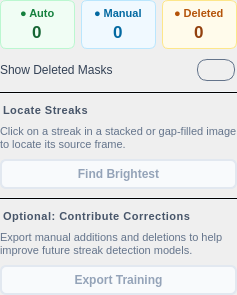
gkyle/startrails, file src/startrails/ui/step_review_detections.ui: the form before one commit.
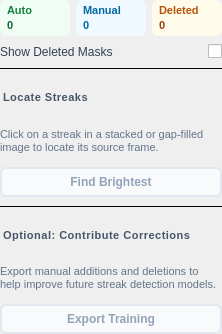
The form after the commit. Icons and pictures are not drawn.

```diff
--- a/src/startrails/ui/step_review_detections.ui
+++ b/src/startrails/ui/step_review_detections.ui
@@ -2,94 +2,13 @@
 <ui version="4.0">
  <class>ReviewSettings</class>
  <widget class="QWidget" name="reviewSettings">
-  <property name="styleSheet">
-   <string notr="true">QLabel#contributeHeading, QLabel#findBrightestHeading {
-    font-size: 11px;
-    font-weight: 600;
-    color: #475569;
-    text-transform: uppercase;
-    letter-spacing: 0.5px;
-    margin-top: 2px;
-}
-QLabel#contributeHint, QLabel#findBrightestHint {
-    font-size: 11px;
-    color: #64748b;
-    line-height: 1.3;
-}
-QFrame#statAuto {
-    background-color: #f0fdf4;
-    border: 1px solid #bbf7d0;
-    border-radius: 6px;
-}
-QFrame#statManual {
-    background-color: #f0f9ff;
-    border: 1px solid #bae6fd;
-    border-radius: 6px;
-}
-QFrame#statDeleted {
-    background-color: #fffbeb;
-    border: 1px solid #fde68a;
-    border-radius: 6px;
-}
-QLabel#statAutoTitle {
-    font-size: 11px;
-    font-weight: 600;
-    color: #15803d;
-}
-QLabel#statManualTitle {
-    font-size: 11px;
-    font-weight: 600;
-    color: #0369a1;
-}
-QLabel#statDeletedTitle {
-    font-size: 11px;
-    font-weight: 600;
-    color: #b45309;
-}
-QLabel#statAutoNum {
-    font-size: 17px;
-    font-weight: bold;
-    color: #166534;
-}
-QLabel#statManualNum {
-    font-size: 17px;
-    font-weight: bold;
-    color: #0369a1;
-}
-QLabel#statDeletedNum {
-    font-size: 17px;
-    font-weight: bold;
-    color: #92400e;
-}
-QPushButton#training, QPushButton#findBrightest {
-    background-color: #ffffff;
-    color: #1e293b;
-    border: 2px solid #cbd5e1;
-    border-radius: 6px;
-    padding: 6px 12px;
-    font-weight: 500;
-    font-size: 12px;
-}
-QPushButton#training:hover, QPushButton#findBrightest:hover {
-    background-color: #f1f5f9;
-    border-color: #94a3b8;
-}
-QPushButton#findBrightest:checked {
-    background-color: #e0f2fe;
-    color: #0369a1;
-    border-color: #0369a1;
-    font-weight: 600;
-}
-QPushButton#training:disabled, QPushButton#findBrightest:disabled {
-    background-color: #f8fafc;
-    color: #94a3b8;
-    border-color: #e2e8f0;
-}
-QFrame#sep1, QFrame#sepFindBrightest {
-    background-color: #f1f5f9;
-    max-height: 1px;
-}
-QPushButton#training:focus:enabled, QPushButton#findBrightest:focus:enabled { border-color: #0f172a; }</string>
+  <property name="geometry">
+   <rect>
+    <x>0</x>
+    <y>0</y>
+    <width>222</width>
+    <height>334</height>
+   </rect>
   </property>
   <layout class="QVBoxLayout" name="layout">
    <property name="spacing">
@@ -114,31 +33,54 @@
      </property>
      <item>
       <widget class="QFrame" name="statAuto">
+       <property name="styleSheet">
+        <string notr="true">background-color: #f0fdf4;
+border-radius: 6px;
+padding: 1px;
+
+</string>
+       </property>
        <layout class="QVBoxLayout" name="statAutoLayout">
         <property name="spacing">
-         <number>2</number>
+         <number>0</number>
         </property>
         <property name="leftMargin">
-         <number>6</number>
+         <number>2</number>
         </property>
         <property name="topMargin">
-         <number>6</number>
+         <number>2</number>
         </property>
         <property name="rightMargin">
-         <number>6</number>
+         <number>2</number>
         </property>
         <property name="bottomMargin">
-         <number>6</number>
+         <number>2</number>
         </property>
-        <item alignment="Qt::AlignCenter">
+        <item>
          <widget class="QLabel" name="statAutoTitle">
+          <property name="styleSheet">
+           <string notr="true">font-size: 11px;
+font-weight: 600;
+color: #15803d;</string>
+          </property>
           <property name="text">
-           <string>● Auto</string>
+           <string>Auto</string>
           </property>
          </widget>
         </item>
-        <item alignment="Qt::AlignCenter">
+        <item>
          <widget class="QLabel" name="statAutoNum">
+          <property name="font">
+           <font>
+            <pointsize>-1</pointsize>
+            <bold>true</bold>
+           </font>
+          </property>
+          <property name="styleSheet">
+           <string notr="true">font-size: 11px;
+font-weight: bold;
+color: #166534;</string>
+          </property>
           <property name="text">
            <string>0</string>
           </property>
@@ -149,31 +91,46 @@
      </item>
      <item>
       <widget class="QFrame" name="statManual">
+       <property name="styleSheet">
+        <string notr="true">background-color: #f0f9ff;
+border-radius: 6px;
+padding: 1px;</string>
+       </property>
        <layout class="QVBoxLayout" name="statManualLayout">
         <property name="spacing">
-         <number>2</number>
+         <number>0</number>
         </property>
         <property name="leftMargin">
-         <number>6</number>
+         <number>2</number>
         </property>
         <property name="topMargin">
-         <number>6</number>
+         <number>2</number>
         </property>
         <property name="rightMargin">
-         <number>6</number>
+         <number>2</number>
         </property>
         <property name="bottomMargin">
-         <number>6</number>
+         <number>2</number>
         </property>
-        <item alignment="Qt::AlignCenter">
+        <item>
          <widget class="QLabel" name="statManualTitle">
+          <property name="styleSheet">
+           <string notr="true">font-size: 11px;
+font-weight: 600;
+color: #0369a1;</string>
+          </property>
           <property name="text">
-           <string>● Manual</string>
+           <string>Manual</string>
           </property>
          </widget>
         </item>
-        <item alignment="Qt::AlignCenter">
+        <item>
          <widget class="QLabel" name="statManualNum">
+          <property name="styleSheet">
+           <string notr="true">font-size: 11px;
+font-weight: bold;
+color: #0369a1;</string>
+          </property>
           <property name="text">
            <string>0</string>
           </property>
@@ -184,31 +141,46 @@
      </item>
      <item>
       <widget class="QFrame" name="statDeleted">
+       <property name="styleSheet">
+        <string notr="true">background-color: #fffbeb;
+border-radius: 6px;
+padding: 1px;</string>
+       </property>
        <layout class="QVBoxLayout" name="statDeletedLayout">
         <property name="spacing">
-         <number>2</number>
+         <number>0</number>
         </property>
         <property name="leftMargin">
-         <number>6</number>
+         <number>2</number>
         </property>
         <property name="topMargin">
-         <number>6</number>
+         <number>2</number>
         </property>
         <property name="rightMargin">
-         <number>6</number>
+         <number>2</number>
         </property>
         <property name="bottomMargin">
-         <number>6</number>
+         <number>2</number>
         </property>
-        <item alignment="Qt::AlignCenter">
+        <item>
          <widget class="QLabel" name="statDeletedTitle">
+          <property name="styleSheet">
+           <string notr="true">font-size: 11px;
+font-weight: 600;
+color: #b45309;</string>
+          </property>
           <property name="text">
-           <string>● Deleted</string>
+           <string>Deleted</string>
           </property>
          </widget>
         </item>
-        <item alignment="Qt::AlignCenter">
+        <item>
          <widget class="QLabel" name="statDeletedNum">
+          <property name="styleSheet">
+           <string notr="true">font-size: 11px;
+font-weight: bold;
+color: #92400e;</string>
+          </property>
           <property name="text">
            <string>0</string>
           </property>
@@ -239,18 +211,6 @@
        <property name="cursor">
         <cursorShape>PointingHandCursor</cursorShape>
        </property>
-       <property name="styleSheet">
-        <string notr="true">QCheckBox#showDeletedMasks { spacing: 0px;
-    border: 2px solid transparent;
-}
-      QCheckBox#showDeletedMasks::indicator { width: 36px; height: 20px;  border: 1px solid #64748b; border-radius: 10px; }
-      QCheckBox#showDeletedMasks::indicator:unchecked { image: url(:/startrails/ui/switch_off.png); }
-      QCheckBox#showDeletedMasks::indicator:checked { image: url(:/startrails/ui/switch_on.png); }
-QCheckBox#showDeletedMasks:focus:enabled { border-color: #0f172a; }</string>
-       </property>
-       <property name="text">
-        <string />
-       </property>
        <property name="accessibleName">
         <string>Show Deleted Masks</string>
        </property>
@@ -260,6 +220,10 @@
    </item>
    <item>
     <widget class="QFrame" name="sepFindBrightest">
+     <property name="styleSheet">
+      <string notr="true">background-color: #f1f5f9;
+max-height: 1px;</string>
+     </property>
      <property name="frameShape">
       <enum>QFrame::HLine</enum>
      </property>
@@ -267,6 +231,14 @@
    </item>
    <item>
     <widget class="QLabel" name="findBrightestHeading">
+     <property name="styleSheet">
+      <string notr="true">font-size: 11px;
+font-weight: 600;
+color: #475569;
+text-transform: uppercase;
+letter-spacing: 0.5px;
+margin-top: 2px;</string>
+     </property>
      <property name="text">
       <string>Locate Streaks</string>
      </property>
@@ -274,6 +246,11 @@
    </item>
    <item>
     <widget class="QLabel" name="findBrightestHint">
+     <property name="styleSheet">
+      <string notr="true">font-size: 11px;
+color: #64748b;
+line-height: 1.3;</string>
+     </property>
      <property name="text">
       <string>Click on a streak in a stacked or gap-filled image to locate its source frame.</string>
      </property>
@@ -287,6 +264,36 @@
      <property name="cursor">
       <cursorShape>PointingHandCursor</cursorShape>
      </property>
+     <property name="toolTip">
+      <string>Select a stacked or gap-filled output image to enable finding the brightest frame at a point.</string>
+     </property>
+     <property name="styleSheet">
+      <string notr="true">QPushButton#findBrightest {
+    background-color: #ffffff;
+    color: #1e293b;
+    border: 2px solid #cbd5e1;
+    border-radius: 6px;
+    padding: 6px 12px;
+    font-weight: 500;
+    font-size: 12px;
+}
+QPushButton#findBrightest:hover {
+    background-color: #f1f5f9;
+    border-color: #94a3b8;
+}
+QPushButton#findBrightest:checked {
+    background-color: #e0f2fe;
+    color: #0369a1;
+    border-color: #0369a1;
+    font-weight: 600;
+}
+QPushButton#findBrightest:disabled {
+    background-color: #f8fafc;
+    color: #94a3b8;
+    border-color: #e2e8f0;
+}
+QPushButton#findBrightest:focus:enabled { border-color: #0f172a; }</string>
+     </property>
      <property name="text">
       <string>Find Brightest</string>
      </property>
@@ -303,6 +310,10 @@
    </item>
    <item>
     <widget class="QFrame" name="sep1">
+     <property name="styleSheet">
+      <string notr="true">background-color: #f1f5f9;
+max-height: 1px;</string>
+     </property>
      <property name="frameShape">
       <enum>QFrame::HLine</enum>
      </property>
@@ -310,6 +321,14 @@
    </item>
    <item>
     <widget class="QLabel" name="contributeHeading">
+     <property name="styleSheet">
+      <string notr="true">font-size: 11px;
+font-weight: 600;
+color: #475569;
+text-transform: uppercase;
+letter-spacing: 0.5px;
+margin-top: 2px;</string>
+     </property>
      <property name="text">
       <string>Optional: Contribute Corrections</string>
      </property>
@@ -317,6 +336,11 @@
    </item>
    <item>
     <widget class="QLabel" name="contributeHint">
+     <property name="styleSheet">
+      <string notr="true">font-size: 11px;
+color: #64748b;
+line-height: 1.3;</string>
+     </property>
      <property name="text">
       <string>Export manual additions and deletions to help improve future streak detection models.</string>
      </property>
@@ -339,6 +363,30 @@
      <property name="toolTip">
       <string>Requires manually added or deleted streak masks.</string>
      </property>
+     <property name="styleSheet">
+      <string notr="true">QPushButton#training {
+    background-color: #ffffff;
+    color: #1e293b;
+    border: 2px solid #cbd5e1;
+    border-radius: 6px;
+    padding: 6px 12px;
+    font-weight: 500;
+    font-size: 12px;
+}
+QPushButton#training:hover {
+    background-color: #f1f5f9;
+    border-color: #94a3b8;
+}
+QPushButton#training:disabled {
+    background-color: #f8fafc;
+    color: #94a3b8;
+    border-color: #e2e8f0;
+}
+QPushButton#training:focus:enabled { border-color: #0f172a; }</string>
+     </property>
+     <property name="text">
+      <string>Export Training</string>
+     </property>
     </widget>
    </item>
   </layout>
```
Left out of the diff: 35 changed lines with no effect on the pictures.
